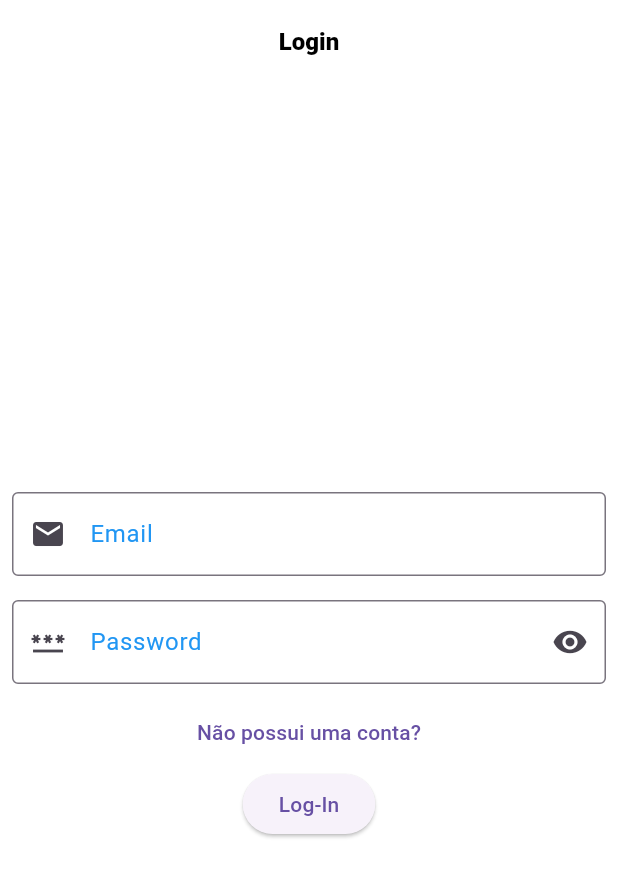
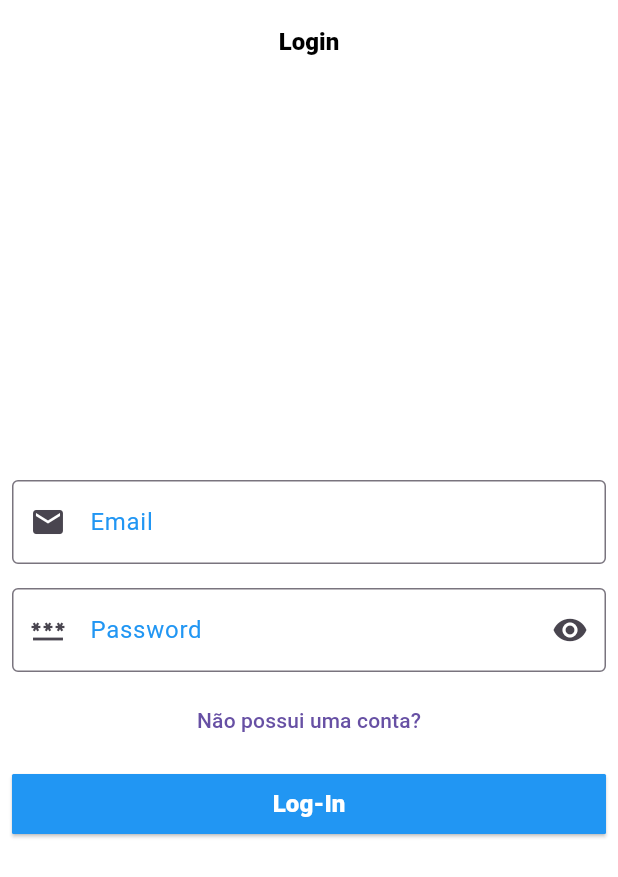
Before and after one commit to ViniR-RB/DDP, a Flutter app: the screen it shows after launch, on a phone screen of 412 x 824 dp. Shown: the top 877 px of the screen. Run offline on Flutter 3.47's test engine with Material 2 defaults, Android fonts, the phone set to English and light mode, and no system bars; our stand-ins replace flutter_modular, flutter_secure_storage, geocoding, google_maps_flutter, sqflite; accounts and stored records are empty.

```diff
--- a/lib/app/app_widget.dart
+++ b/lib/app/app_widget.dart
@@ -19,6 +19,14 @@ class AppWidget extends StatelessWidget {
             titleTextStyle: TextStyle(
                 color: Colors.black, fontWeight: FontWeight.w900, fontSize: 16),
             centerTitle: true),
+        elevatedButtonTheme: const ElevatedButtonThemeData(
+            style: ButtonStyle(
+                backgroundColor: MaterialStatePropertyAll(Colors.blue),
+                shape: MaterialStatePropertyAll(RoundedRectangleBorder(
+                    borderRadius: BorderRadius.all(Radius.circular(1)))))),
+        buttonTheme: const ButtonThemeData(
+            shape: RoundedRectangleBorder(
+                borderRadius: BorderRadius.all(Radius.circular(1)))),
         // Defina o tema personalizado para o TextField
         inputDecorationTheme: const InputDecorationTheme(
           border: OutlineInputBorder(),
--- /dev/null
+++ b/lib/app/core/components/custom_button.dart
@@ -0,0 +1,25 @@
+import 'package:flutter/material.dart';
+
+class CustomButton extends StatelessWidget {
+  final void Function()? onPressed;
+  final String label;
+  const CustomButton({super.key, this.onPressed, required this.label});
+
+  @override
+  Widget build(BuildContext context) {
+    return Padding(
+      padding: const EdgeInsets.all(8.0),
+      child: SizedBox(
+        width: MediaQuery.of(context).size.width,
+        child: ElevatedButton(
+          onPressed: onPressed,
+          child: Text(
+            label,
+            style: const TextStyle(
+                fontSize: 16, fontWeight: FontWeight.w900, color: Colors.white),
+          ),
+        ),
+      ),
+    );
+  }
+}
--- a/lib/app/core/config/sql_databases.dart
+++ b/lib/app/core/config/sql_databases.dart
@@ -2,5 +2,5 @@ abstract class SqlDatabase {
   static String userSql =
       'CREATE TABLE IF NOT EXISTS users (id UUID PRIMARY KEY,name VARCHAR(255),email TEXT UNIQUE,password VARCHAR(255))';
   static String contactSql =
-      'CREATE TABLE IF NOT EXISTS contacts (id UUID PRIMARY KEY,name VARCHAR(255), user_id UUID,phone VARCHAR(11), latitude DECIMAL(9,6),longitude DECIMAL(9,6),FOREIGN KEY (user_id) REFERENCES users (id))';
+      'CREATE TABLE IF NOT EXISTS contacts (id UUID PRIMARY KEY,name VARCHAR(255), addres varchar(255) ,user_id UUID,phone VARCHAR(11), latitude DECIMAL(9,6),longitude DECIMAL(9,6),FOREIGN KEY (user_id) REFERENCES users (id))';
 }
--- a/lib/app/core/database/models/contact_repository.dart
+++ b/lib/app/core/database/models/contact_repository.dart
@@ -64,6 +64,7 @@ class ContactRepository {
           id: items[i]['id'],
           phone: items[i]['phone'],
           latitude: items[i]['latitude'],
+          addres: items[i]['addres'],
           longitude: items[i]['longitude'],
           name: items[i]['name'],
           userId: items[i]['user_id']),
@@ -82,6 +83,7 @@ class ContactRepository {
           id: items[i]['id'],
           phone: items[i]['phone'],
           latitude: items[i]['latitude'],
+          addres: items[i]['addres'],
           longitude: items[i]['longitude'],
           name: items[i]['name'],
           userId: items[i]['user_id']),
--- a/lib/app/modules/auth/pages/login_page.dart
+++ b/lib/app/modules/auth/pages/login_page.dart
@@ -2,6 +2,7 @@ import 'package:flutter/material.dart';
 import 'package:flutter_modular/flutter_modular.dart';
 import 'package:maps/app/core/components/custom_password.dart';
 
+import '../../../core/components/custom_button.dart';
 import '../../../core/components/custom_input.dart';
 import '../auth_controller.dart';
 
@@ -50,12 +51,12 @@ class _LoginPageState extends State<LoginPage> {
                         child: const Text('Não possui uma conta?'),
                         onPressed: () => Modular.to.pushNamed('/signup'),
                       ),
-                      ElevatedButton(
+                      CustomButton(
                         onPressed: () async {
                           await _controller.logIn(_emailController.text,
                               _passwordController.text, context);
                         },
-                        child: const Text('Log-In'),
+                        label: 'Log-In',
                       ),
                     ]),
               ),
--- a/lib/app/modules/auth/pages/signup_page.dart
+++ b/lib/app/modules/auth/pages/signup_page.dart
@@ -1,5 +1,6 @@
 import 'package:flutter/material.dart';
 import 'package:flutter_modular/flutter_modular.dart';
+import 'package:maps/app/core/components/custom_button.dart';
 import 'package:maps/app/modules/auth/auth_controller.dart';
 
 import '../../../core/components/custom_input.dart';
@@ -58,7 +59,7 @@ class _SignUpPageState extends State<SignUpPage> {
                       child: const Text('Voltar para o Login?'),
                       onPressed: () => Modular.to.navigate('/login'),
                     ),
-                    ElevatedButton(
+                    CustomButton(
                       onPressed: () async {
                         await _controller.signUp(
                             _nameController.text,
@@ -66,7 +67,7 @@ class _SignUpPageState extends State<SignUpPage> {
                             _passwordController.text,
                             context);
                       },
-                      child: const Text('SignUp'),
+                      label: 'SignUp',
                     ),
                   ]),
             ),
--- a/lib/app/modules/home/home_repository.dart
+++ b/lib/app/modules/home/home_repository.dart
@@ -10,8 +10,8 @@ class HomeRepository {
   final ContactRepository repository;
   HomeRepository(this.geoCoding, this.repository, this.storage);
 
-  Future<void> createContact(String nome, String phone, String address) async {
-    final locations = await geoCoding.searchFromAddress(address);
+  Future<void> createContact(String nome, String phone, String addres) async {
+    final locations = await geoCoding.searchFromAddress(addres);
 
     if (locations != null) {
       final userId = await storage.read("user_id");
@@ -19,6 +19,7 @@ class HomeRepository {
         id: const Uuid().v4(),
         name: nome,
         userId: userId!,
+        addres: addres,
         phone: phone,
         latitude: locations['latitude'],
         longitude: locations['longitude'],
--- a/lib/app/modules/home/maps/maps_controller.dart
+++ b/lib/app/modules/home/maps/maps_controller.dart
@@ -11,6 +11,7 @@ class MapsController {
       id: 'id',
       latitude: 0,
       longitude: 0,
+      addres: 'address',
       name: 'name',
       userId: 'user_id',
       phone: '0'));
```
Also changed, not shown: lib/app/core/models/contact.dart (+9 -1 lines).
